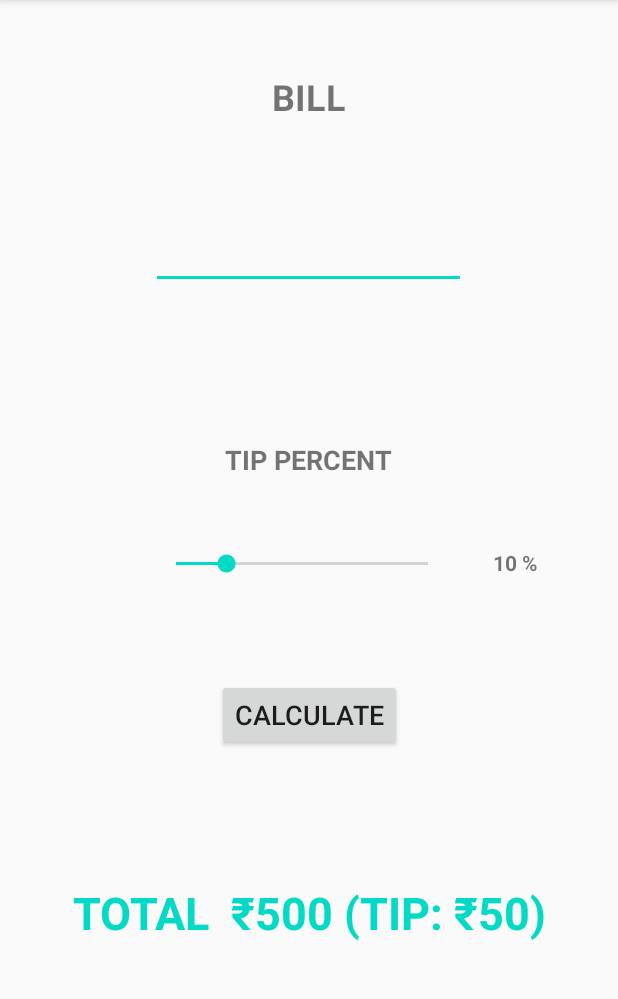
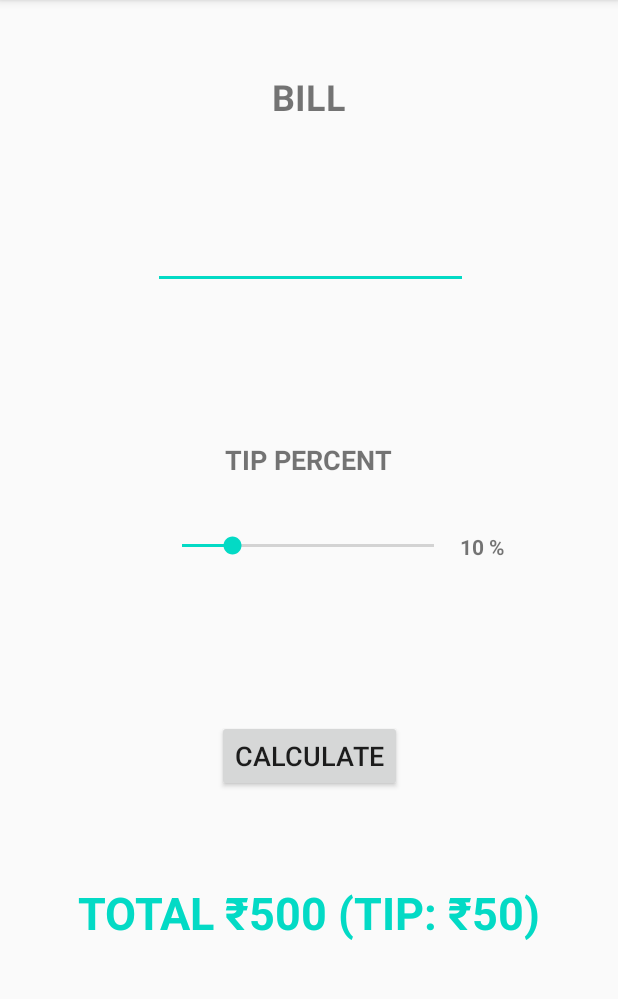
Before and after one commit to Soumyo78/Android-Practice-Projects, an Android app: the screen it shows after launch (MainActivity), on a phone screen of 412 x 824 dp, the part 84-1083 px from its top. Run offline under Robolectric (Android 15) with nearby library versions, the phone set to English and light mode, and no system bars.

Commit message:
Some Progress in UI Design

```diff
--- a/app/src/main/java/com/soumyoroy/tipcalculator/MainActivity.kt
+++ b/app/src/main/java/com/soumyoroy/tipcalculator/MainActivity.kt
@@ -9,5 +9,7 @@ class MainActivity : AppCompatActivity() {
         super.onCreate(savedInstanceState)
         setContentView(R.layout.activity_main)
 
+
+
     }
 }
--- a/app/src/main/res/layout/activity_main.xml
+++ b/app/src/main/res/layout/activity_main.xml
@@ -12,7 +12,7 @@
         android:layout_height="wrap_content"
         android:layout_marginTop="48dp"
         android:layout_marginBottom="30dp"
-        android:text="Bill"
+        android:text="@string/bill"
         android:textAllCaps="true"
         android:textSize="24sp"
         android:textStyle="bold"
@@ -27,13 +27,15 @@
         android:layout_height="52dp"
         android:layout_marginStart="100dp"
         android:layout_marginTop="30dp"
-        android:layout_marginEnd="101dp"
+        android:layout_marginEnd="100dp"
         android:layout_marginBottom="101dp"
         android:ems="10"
+        android:gravity="center"
         android:inputType="number"
         android:textSize="24sp"
         app:layout_constraintBottom_toTopOf="@+id/tipPercentText"
         app:layout_constraintEnd_toEndOf="parent"
+        app:layout_constraintHorizontal_bias="1.0"
         app:layout_constraintStart_toStartOf="parent"
         app:layout_constraintTop_toBottomOf="@+id/billText" />
 
@@ -43,31 +45,21 @@
         android:layout_height="wrap_content"
         android:layout_marginStart="144dp"
         android:layout_marginEnd="144dp"
-        android:layout_marginBottom="87dp"
-        android:text="Calculate"
+        android:layout_marginBottom="60dp"
+        android:text="@string/calculate"
         android:textAllCaps="true"
         android:textSize="18sp"
         app:layout_constraintBottom_toTopOf="@+id/totalPaymentText"
         app:layout_constraintEnd_toEndOf="parent"
+        app:layout_constraintHorizontal_bias="1.0"
         app:layout_constraintStart_toStartOf="parent" />
-
-    <SeekBar
-        android:id="@+id/seekBarTipPercent"
-        android:layout_width="200dp"
-        android:layout_height="wrap_content"
-        android:layout_marginStart="101dp"
-        android:layout_marginTop="48dp"
-        android:max="50"
-        android:progress="10"
-        app:layout_constraintStart_toStartOf="parent"
-        app:layout_constraintTop_toBottomOf="@+id/tipPercentText" />
 
     <TextView
         android:id="@+id/tipPercentText"
         android:layout_width="wrap_content"
         android:layout_height="wrap_content"
         android:layout_marginBottom="48dp"
-        android:text="Tip Percent"
+        android:text="@string/tip_percent"
         android:textAllCaps="true"
         android:textSize="18sp"
         android:textStyle="bold"
@@ -76,16 +68,31 @@
         app:layout_constraintHorizontal_bias="0.498"
         app:layout_constraintStart_toStartOf="parent" />
 
+    <SeekBar
+        android:id="@+id/seekBarTipPercent"
+        android:layout_width="200dp"
+        android:layout_height="wrap_content"
+        android:layout_marginTop="36dp"
+        android:max="50"
+        android:progress="10"
+        app:layout_constraintEnd_toEndOf="parent"
+        app:layout_constraintHorizontal_bias="0.497"
+        app:layout_constraintStart_toStartOf="parent"
+        app:layout_constraintTop_toBottomOf="@+id/tipPercentText" />
+
     <TextView
         android:id="@+id/seekbarPercentText"
         android:layout_width="wrap_content"
         android:layout_height="wrap_content"
-        android:layout_marginTop="365dp"
-        android:layout_marginEnd="53dp"
-        android:text="10 %"
+        android:layout_marginEnd="75dp"
+        android:text="@string/_10"
         android:textStyle="bold"
+        app:layout_constraintBottom_toBottomOf="@+id/seekBarTipPercent"
         app:layout_constraintEnd_toEndOf="parent"
-        app:layout_constraintTop_toTopOf="parent" />
+        app:layout_constraintHorizontal_bias="1.0"
+        app:layout_constraintStart_toEndOf="@+id/seekBarTipPercent"
+        app:layout_constraintTop_toTopOf="@+id/seekBarTipPercent"
+        app:layout_constraintVertical_bias="0.0" />
 
     <TextView
         android:id="@+id/totalPaymentText"
@@ -94,7 +101,7 @@
         android:layout_marginStart="46dp"
         android:layout_marginEnd="46dp"
         android:layout_marginBottom="139dp"
-        android:text="Total  ₹500 (TIP: ₹50)"
+        android:text="@string/total_500_tip_50"
         android:textAllCaps="true"
         android:textColor="@color/colorAccent"
         android:textSize="30sp"
--- a/app/src/main/res/values/strings.xml
+++ b/app/src/main/res/values/strings.xml
@@ -1,3 +1,8 @@
 <resources>
     <string name="app_name">Tip Calculator</string>
+    <string name="bill">Bill</string>
+    <string name="total_500_tip_50">Total ₹500 (TIP: ₹50)</string>
+    <string name="calculate">Calculate</string>
+    <string name="_10">10 %</string>
+    <string name="tip_percent">Tip Percent</string>
 </resources>
```
